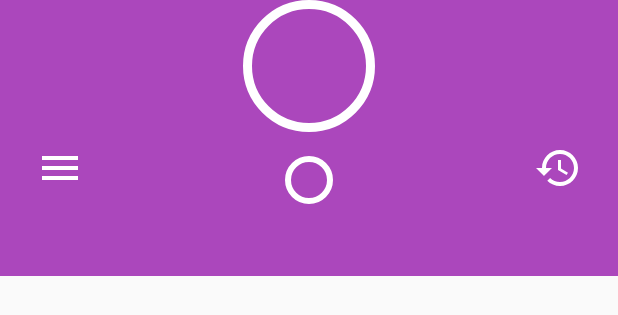
After one commit to hdslim360/WhatsThis, an Android app: the layout view_snap_tabs.xml on its own in the app's theme, with its tools: preview values and no code run, on a phone screen of 412 x 824 dp. The commit adds this screen. Shown: the top 315 px of the screen. Run offline under Robolectric (Android 15) with nearby library versions, the phone set to English and light mode, and no system bars.

Commit message:
added imageviews/buttons

```diff
--- /dev/null
+++ b/MyApplication/app/src/main/java/edu/selu/teamtron/whatsthis/view/SnapTabsView.java
@@ -0,0 +1,60 @@
+package edu.selu.teamtron.whatsthis.view;
+
+import android.content.Context;
+import android.support.annotation.AttrRes;
+import android.support.annotation.NonNull;
+import android.support.annotation.Nullable;
+import android.support.v4.view.ViewPager;
+import android.util.AttributeSet;
+import android.view.LayoutInflater;
+import android.view.View;
+import android.widget.FrameLayout;
+import android.widget.ImageView;
+
+public class SnapTabsView extends FrameLayout implements ViewPager.OnPageChangeListener {
+
+    private ImageView mCameraButton;
+    private ImageView mSettingsButton;
+    private ImageView mRecentsButton;
+    private ImageView mCloseButton;
+    private View mIndicator;
+
+    public SnapTabsView(@NonNull Context context) {
+        this(context, null);
+    }
+
+    public SnapTabsView(@NonNull Context context, @Nullable AttributeSet attrs) {
+        this(context, attrs, 0);
+    }
+
+    public SnapTabsView(@NonNull Context context, @Nullable AttributeSet attrs, @AttrRes int defStyleAttr) {
+        super(context, attrs, defStyleAttr);
+
+        init();
+    }
+
+    private void init() {
+        LayoutInflater.from(getContext()).inflate(R.layout.view_snap_tabs, this, false);
+
+        mCameraButton = (ImageView) findViewById(R.id.vst_camera_button);
+        mSettingsButton = (ImageView) findViewById(R.id.vst_settings_button);
+        mRecentsButton = (ImageView) findViewById(R.id.vst_recents_button);
+        mCloseButton = (ImageView) findViewById(R.id.vst_close_button);
+        mIndicator = findViewById(R.id.vst_indicator);
+    }
+
+    @Override
+    public void onPageScrolled(int position, float positionOffset, int positionOffsetPixels) {
+
+    }
+
+    @Override
+    public void onPageSelected(int position) {
+
+    }
+
+    @Override
+    public void onPageScrollStateChanged(int state) {
+
+    }
+}
--- /dev/null
+++ b/MyApplication/app/src/main/res/drawable/ic_recents_24dp.xml
@@ -0,0 +1,9 @@
+<vector xmlns:android="http://schemas.android.com/apk/res/android"
+        android:width="24dp"
+        android:height="24dp"
+        android:viewportWidth="24.0"
+        android:viewportHeight="24.0">
+    <path
+        android:fillColor="#ffffff"
+        android:pathData="M13,3c-4.97,0 -9,4.03 -9,9L1,12l3.89,3.89 0.07,0.14L9,12L6,12c0,-3.87 3.13,-7 7,-7s7,3.13 7,7 -3.13,7 -7,7c-1.93,0 -3.68,-0.79 -4.94,-2.06l-1.42,1.42C8.27,19.99 10.51,21 13,21c4.97,0 9,-4.03 9,-9s-4.03,-9 -9,-9zM12,8v5l4.28,2.54 0.72,-1.21 -3.5,-2.08L13.5,8L12,8z"/>
+</vector>
--- /dev/null
+++ b/MyApplication/app/src/main/res/drawable/ic_settings_24dp.xml
@@ -0,0 +1,9 @@
+<vector xmlns:android="http://schemas.android.com/apk/res/android"
+        android:width="24dp"
+        android:height="24dp"
+        android:viewportWidth="24.0"
+        android:viewportHeight="24.0">
+    <path
+        android:fillColor="#ffffff"
+        android:pathData="M3,18h18v-2L3,16v2zM3,13h18v-2L3,11v2zM3,6v2h18L21,6L3,6z"/>
+</vector>
--- /dev/null
+++ b/MyApplication/app/src/main/res/drawable/indicator_background.xml
@@ -0,0 +1,7 @@
+<?xml version="1.0" encoding="utf-8"?>
+<shape android:shape="rectangle"
+       xmlns:android="http://schemas.android.com/apk/res/android">
+    <corners android:radius="2dp"/>
+    <solid android:color="@color/white"/>
+
+</shape>
--- /dev/null
+++ b/MyApplication/app/src/main/res/drawable/large_circle.xml
@@ -0,0 +1,6 @@
+<?xml version="1.0" encoding="utf-8"?>
+<shape android:shape="oval"
+       xmlns:android="http://schemas.android.com/apk/res/android">
+
+    <stroke android:color="@color/white" android:width="6dp"/>
+</shape>
--- /dev/null
+++ b/MyApplication/app/src/main/res/drawable/small_circle.xml
@@ -0,0 +1,6 @@
+<?xml version="1.0" encoding="utf-8"?>
+<shape android:shape="oval"
+    xmlns:android="http://schemas.android.com/apk/res/android">
+
+    <stroke android:color="@color/white" android:width="4dp"/>
+</shape>
--- a/MyApplication/app/src/main/res/layout/activity_main.xml
+++ b/MyApplication/app/src/main/res/layout/activity_main.xml
@@ -19,4 +19,11 @@
         android:layout_width="match_parent"
         android:layout_height="match_parent"/>
 
+    <edu.selu.teamtron.whatsthis.view.SnapTabsView
+        android:id="@+id/am_snap_tabs"
+        android:layout_width="match_parent"
+        android:layout_height="wrap_content"
+        android:layout_alignParentBottom="true"
+        android:layout_marginBottom="16dp"/>
+
 </RelativeLayout>
--- /dev/null
+++ b/MyApplication/app/src/main/res/layout/view_snap_tabs.xml
@@ -0,0 +1,52 @@
+<?xml version="1.0" encoding="utf-8"?>
+<FrameLayout
+    xmlns:android="http://schemas.android.com/apk/res/android"
+    xmlns:tools="http://schemas.android.com/tools"
+    android:layout_width="match_parent"
+    android:layout_height="184dp"
+    tools:layout_gravity="bottom"
+    tools:background="@color/light_purple">
+
+    <ImageView
+        android:id="@+id/vst_camera_button"
+        android:layout_width="88dp"
+        android:layout_height="88dp"
+        android:layout_gravity="center|bottom"
+        android:layout_marginBottom="96dp"
+        android:src="@drawable/large_circle"/>
+
+    <ImageView
+        android:id="@+id/vst_settings_button"
+        android:layout_width="32dp"
+        android:layout_height="32dp"
+        android:layout_gravity="start|bottom"
+        android:layout_marginBottom="56dp"
+        android:layout_marginStart="24dp"
+        android:src="@drawable/ic_settings_24dp"/>
+
+    <ImageView
+        android:id="@+id/vst_recents_button"
+        android:layout_width="32dp"
+        android:layout_height="32dp"
+        android:layout_gravity="end|bottom"
+        android:layout_marginBottom="56dp"
+        android:layout_marginEnd="24dp"
+        android:src="@drawable/ic_recents_24dp"/>
+
+    <ImageView
+        android:id="@+id/vst_close_button"
+        android:layout_width="32dp"
+        android:layout_height="32dp"
+        android:layout_gravity="center|bottom"
+        android:layout_marginBottom="48dp"
+        android:src="@drawable/small_circle"/>
+
+    <View
+        android:id="@+id/vst_indicator"
+        android:layout_width="48dp"
+        android:layout_height="4dp"
+        android:layout_gravity="bottom|center"
+        android:layout_marginBottom="44dp"
+        android:src="@drawable/indicator_background"/>
+
+</FrameLayout>
```
